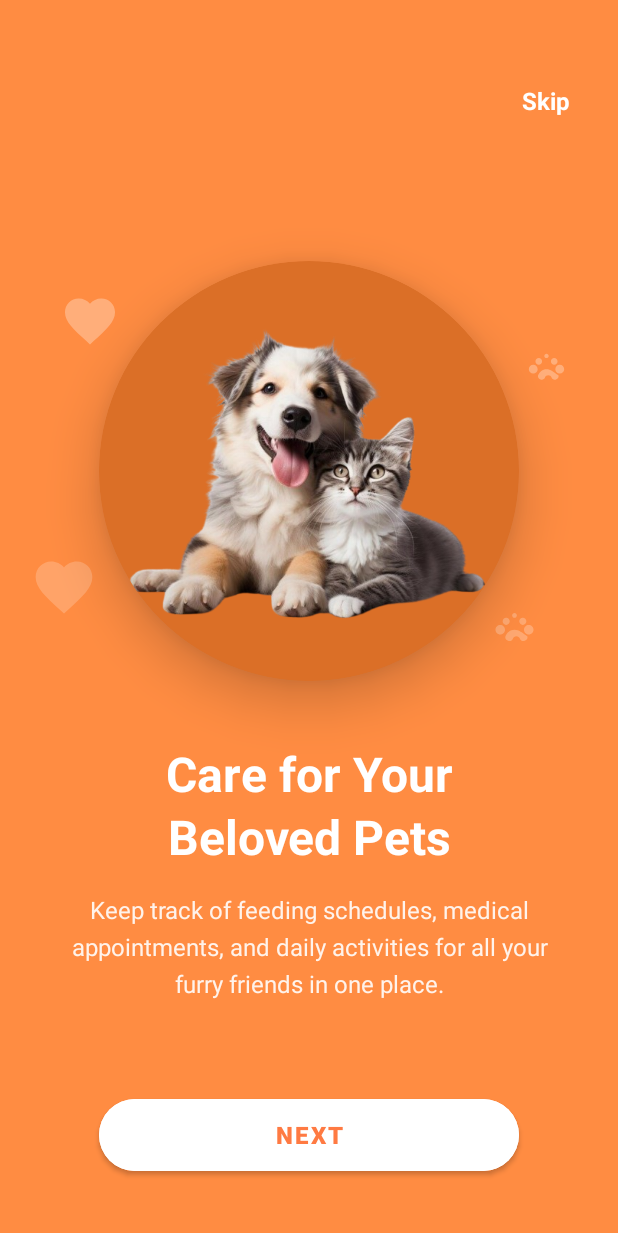
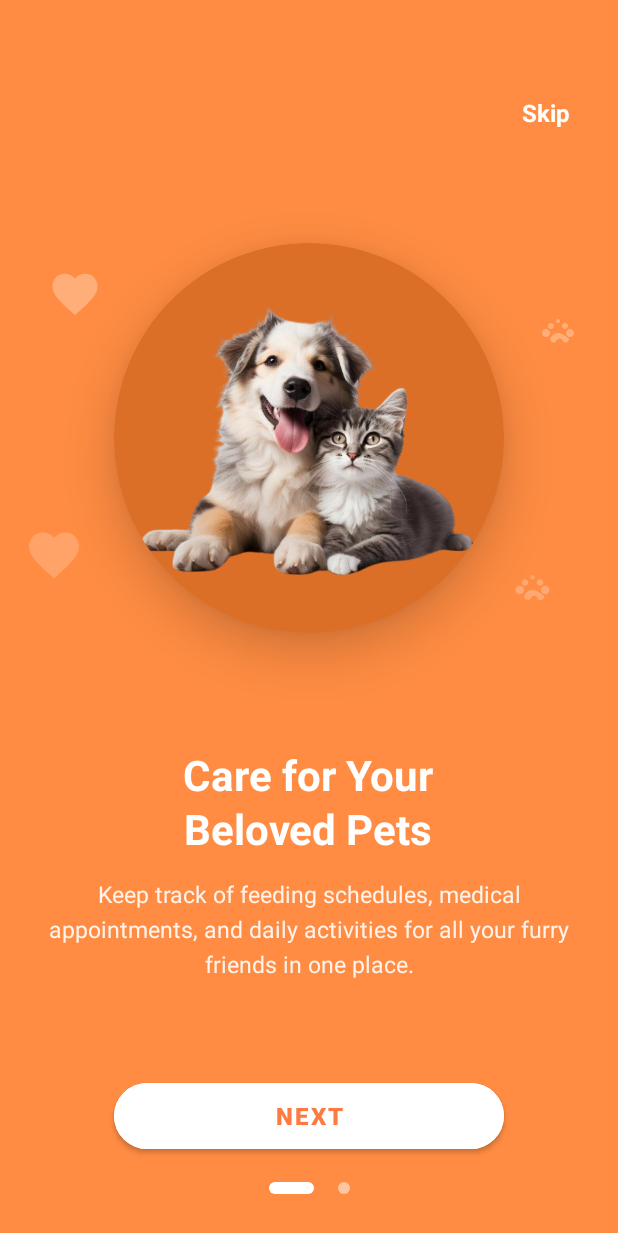
Before and after one commit to Tharushi111/PetBuddyApp, an Android app: the screen it shows after launch (OnboardingActivity1), on a phone screen of 412 x 824 dp. Shown: the top 1233 px of the screen. Run offline under Robolectric (Android 15) with nearby library versions, the phone set to English and light mode, and no system bars.

Commit message:
add new files

```diff
--- a/app/src/main/res/layout/activity_onboarding_1.xml
+++ b/app/src/main/res/layout/activity_onboarding_1.xml
@@ -6,6 +6,7 @@
     android:layout_width="match_parent"
     android:layout_height="match_parent"
     android:background="#ff8c42"
+    android:fitsSystemWindows="true"
     tools:context=".OnboardingActivity1">
 
     <!-- Skip Button -->
@@ -23,16 +24,16 @@
         android:foreground="?android:attr/selectableItemBackgroundBorderless"
         app:layout_constraintTop_toTopOf="parent"
         app:layout_constraintEnd_toEndOf="parent"
-        android:layout_marginTop="40dp"
+        android:layout_marginTop="48dp"
         android:layout_marginEnd="16dp" />
 
     <!-- Main Image Container -->
     <com.google.android.material.card.MaterialCardView
         android:id="@+id/imageContainer"
-        android:layout_width="280dp"
-        android:layout_height="280dp"
-        android:layout_marginTop="80dp"
-        app:cardCornerRadius="140dp"
+        android:layout_width="260dp"
+        android:layout_height="260dp"
+        android:layout_marginTop="60dp"
+        app:cardCornerRadius="130dp"
         app:cardElevation="20dp"
         app:cardBackgroundColor="#DB6F27"
         app:layout_constraintTop_toBottomOf="@+id/skipButton"
@@ -46,67 +47,69 @@
             android:scaleType="centerCrop"
             android:src="@drawable/onboarding_image_1"
             android:contentDescription="@string/onboarding_image_1_desc"
-            android:layout_margin="20dp" />
+            android:layout_margin="18dp" />
 
     </com.google.android.material.card.MaterialCardView>
 
     <!-- Decorative Elements -->
     <ImageView
-        android:layout_width="40dp"
-        android:layout_height="40dp"
+        android:layout_width="36dp"
+        android:layout_height="36dp"
         android:src="@drawable/ic_heart"
         app:tint="@android:color/white"
         android:alpha="0.3"
         app:layout_constraintTop_toTopOf="@+id/imageContainer"
         app:layout_constraintStart_toStartOf="parent"
-        android:layout_marginStart="40dp"
-        android:layout_marginTop="20dp" />
+        android:layout_marginStart="32dp"
+        android:layout_marginTop="16dp" />
 
     <ImageView
-        android:layout_width="35dp"
-        android:layout_height="35dp"
+        android:layout_width="32dp"
+        android:layout_height="32dp"
         android:src="@drawable/ic_paw"
         app:tint="@android:color/white"
         android:alpha="0.3"
         app:layout_constraintTop_toTopOf="@+id/imageContainer"
         app:layout_constraintEnd_toEndOf="parent"
-        android:layout_marginEnd="30dp"
-        android:layout_marginTop="50dp" />
+        android:layout_marginEnd="24dp"
+        android:layout_marginTop="40dp" />
 
     <ImageView
-        android:layout_width="45dp"
-        android:layout_height="45dp"
+        android:layout_width="40dp"
+        android:layout_height="40dp"
         android:src="@drawable/ic_heart"
         app:tint="@android:color/white"
         android:alpha="0.2"
         app:layout_constraintBottom_toBottomOf="@+id/imageContainer"
         app:layout_constraintStart_toStartOf="parent"
-        android:layout_marginStart="20dp"
-        android:layout_marginBottom="40dp" />
+        android:layout_marginStart="16dp"
+        android:layout_marginBottom="32dp" />
 
     <ImageView
-        android:layout_width="38dp"
-        android:layout_height="38dp"
+        android:layout_width="34dp"
+        android:layout_height="34dp"
         android:src="@drawable/ic_paw"
         app:tint="@android:color/white"
         android:alpha="0.25"
         app:layout_constraintBottom_toBottomOf="@+id/imageContainer"
         app:layout_constraintEnd_toEndOf="parent"
-        android:layout_marginEnd="50dp"
-        android:layout_marginBottom="20dp" />
+        android:layout_marginEnd="40dp"
+        android:layout_marginBottom="16dp" />
 
     <!-- Content Section -->
     <LinearLayout
         android:id="@+id/contentSection"
-        android:layout_width="match_parent"
+        android:layout_width="0dp"
         android:layout_height="wrap_content"
         android:orientation="vertical"
-        android:paddingHorizontal="32dp"
+        android:paddingHorizontal="28dp"
         android:gravity="center"
         app:layout_constraintTop_toBottomOf="@+id/imageContainer"
         app:layout_constraintStart_toStartOf="parent"
         app:layout_constraintEnd_toEndOf="parent"
-        android:layout_marginTop="40dp">
+        app:layout_constraintBottom_toTopOf="@+id/getStartedButton"
+        android:layout_marginTop="32dp"
+        android:layout_marginBottom="20dp">
 
         <TextView
             android:id="@+id/titleText"
@@ -114,11 +117,11 @@
             android:layout_height="wrap_content"
             android:text="Care for Your\nBeloved Pets"
             android:textColor="@android:color/white"
-            android:textSize="32sp"
+            android:textSize="28sp"
             android:textStyle="bold"
             android:gravity="center"
-            android:lineSpacingExtra="4dp"
-            android:layout_marginBottom="16dp" />
+            android:lineSpacingExtra="3dp"
+            android:layout_marginBottom="14dp" />
 
         <TextView
             android:id="@+id/subtitleText"
@@ -126,11 +129,12 @@
             android:layout_height="wrap_content"
             android:text="Keep track of feeding schedules, medical appointments, and daily activities for all your furry friends in one place."
             android:textColor="@android:color/white"
-            android:textSize="16sp"
+            android:textSize="15sp"
             android:alpha="0.9"
             android:gravity="center"
-            android:lineSpacingExtra="6dp"
-            android:layout_marginBottom="40dp" />
+            android:lineSpacingExtra="5dp"
+            android:maxLines="4"
+            android:ellipsize="end" />
 
     </LinearLayout>
 
@@ -138,24 +142,49 @@
     <com.google.android.material.button.MaterialButton
         android:id="@+id/getStartedButton"
         android:layout_width="0dp"
-        android:layout_height="60dp"
+        android:layout_height="56dp"
         android:text="NEXT"
         android:textColor="#FF7A42"
         android:textSize="16sp"
         android:textStyle="bold"
         android:letterSpacing="0.1"
         android:backgroundTint="@android:color/white"
-        app:cornerRadius="30dp"
+        app:cornerRadius="28dp"
         app:elevation="8dp"
         app:strokeWidth="0dp"
-        app:layout_constraintWidth_default="spread"
-        app:layout_constraintWidth_max="280dp"
-        app:layout_constraintTop_toBottomOf="@+id/contentSection"
+        app:layout_constraintWidth_max="260dp"
+        app:layout_constraintBottom_toTopOf="@+id/pageIndicators"
         app:layout_constraintStart_toStartOf="parent"
         app:layout_constraintEnd_toEndOf="parent"
-        android:layout_marginHorizontal="60dp"
-        android:layout_marginTop="20dp" />
+        android:layout_marginHorizontal="56dp"
+        android:layout_marginBottom="16dp" />
 
     <!-- Page Indicators -->
+    <LinearLayout
+        android:id="@+id/pageIndicators"
+        android:layout_width="wrap_content"
+        android:layout_height="wrap_content"
+        android:orientation="horizontal"
+        android:gravity="center"
+        app:layout_constraintBottom_toBottomOf="parent"
+        app:layout_constraintStart_toStartOf="parent"
+        app:layout_constraintEnd_toEndOf="parent"
+        android:layout_marginBottom="28dp">
+
+        <View
+            android:id="@+id/indicator1"
+            android:layout_width="30dp"
+            android:layout_height="8dp"
+            android:background="@drawable/indicator_active"
+            android:layout_marginEnd="8dp" />
+
+        <View
+            android:id="@+id/indicator2"
+            android:layout_width="8dp"
+            android:layout_height="8dp"
+            android:background="@drawable/indicator_inactive"
+            android:layout_marginStart="8dp" />
+
+    </LinearLayout>
 
 </androidx.constraintlayout.widget.ConstraintLayout>
```
Also changed, not shown: app/src/main/res/drawable/ic_google.xml (added, +30 -0 lines), app/src/main/res/layout/activity_login.xml (+90 -22 lines), app/src/main/res/layout/activity_onboarding_2.xml (+36 -35 lines).
